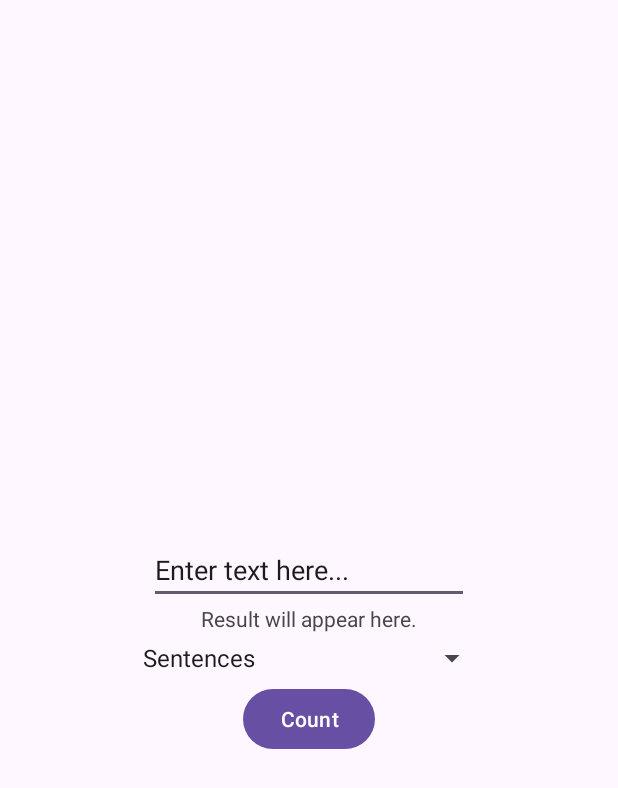
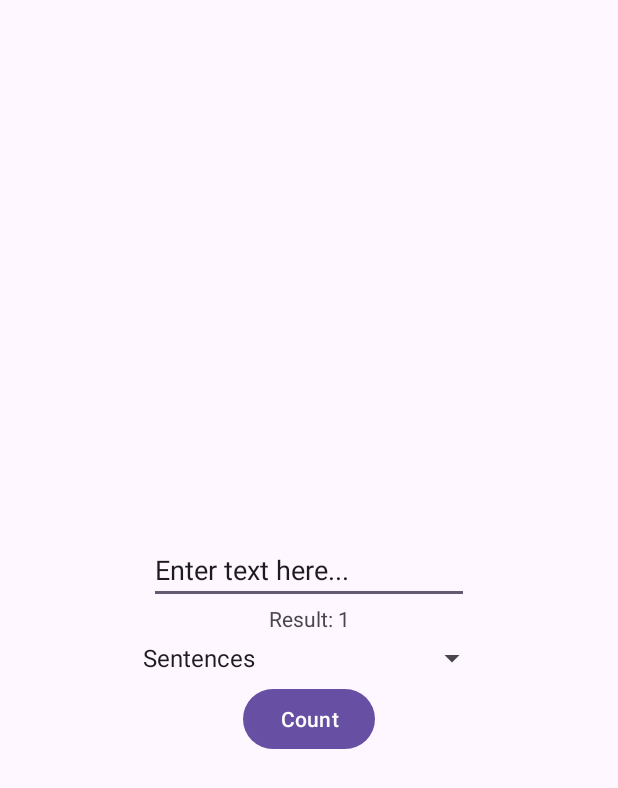
Before and after one commit to GhdoB/Lab2, an Android app: the screen it shows after launch (MainActivity), after a tap on "Count", on a phone screen of 412 x 824 dp. Shown: the top 788 px of the screen. Run offline under Robolectric (Android 15) with nearby library versions, the phone set to English and light mode, and no system bars.

```diff
--- a/app/src/main/java/com/example/lab2/MainActivity.java
+++ b/app/src/main/java/com/example/lab2/MainActivity.java
@@ -4,9 +4,11 @@ import android.os.Bundle;
 import android.view.View;
 import android.widget.AdapterView;
 import android.widget.ArrayAdapter;
+import android.widget.Button;
 import android.widget.EditText;
 import android.widget.Spinner;
 import android.widget.TextView;
+import android.widget.Toast;
 
 import androidx.activity.EdgeToEdge;
 import androidx.appcompat.app.AppCompatActivity;
@@ -14,10 +16,15 @@ import androidx.core.graphics.Insets;
 import androidx.core.view.ViewCompat;
 import androidx.core.view.WindowInsetsCompat;
 
+import com.example.lab2.utils.TextCalc;
+
 public class MainActivity extends AppCompatActivity {
 
     TextView tvResults;
     EditText edUserInput;
+    Spinner spinnerUserOptions;
+    Button btCount;
+
 
     @Override
     protected void onCreate(Bundle savedInstanceState) {
@@ -27,8 +34,9 @@ public class MainActivity extends AppCompatActivity {
 
         tvResults = findViewById(R.id.tvResults);
         edUserInput = findViewById(R.id.edUserInput);
+        spinnerUserOptions = findViewById(R.id.spinnerUserOptions);
+        btCount = findViewById(R.id.btCount);
 
-        Spinner spinnerUserOptions = findViewById(R.id.spinnerUserOptions);
         ArrayAdapter<CharSequence> adapter = ArrayAdapter.createFromResource(
                 this,
                 R.array.spinner_content,
@@ -37,14 +45,6 @@ public class MainActivity extends AppCompatActivity {
         adapter.setDropDownViewResource(android.R.layout.simple_spinner_dropdown_item);
         spinnerUserOptions.setAdapter(adapter);
 
-        spinnerUserOptions.setOnItemSelectedListener(new AdapterView.OnItemSelectedListener() {
-            @Override
-            public void onItemSelected(AdapterView<?> parent, View view, int position, long id) {
-            }
-
-            @Override
-            public void onNothingSelected(AdapterView<?> parent) {}
-        });
 
         ViewCompat.setOnApplyWindowInsetsListener(findViewById(R.id.main), (v, insets) -> {
             Insets systemBars = insets.getInsets(WindowInsetsCompat.Type.systemBars());
@@ -54,7 +54,34 @@ public class MainActivity extends AppCompatActivity {
     }
 
     public void onBtnClick(View view) {
-        String userPhrase = this.edUserInput.getText().toString();
+        String inputText = edUserInput.getText().toString();
 
+        if (inputText.isEmpty()) {
+            Toast.makeText(MainActivity.this, "Please enter text!", Toast.LENGTH_SHORT).show();
+            return;
+        }
+
+        String selectedMetric = spinnerUserOptions.getSelectedItem().toString();
+        int result = 0;
+
+        switch (selectedMetric) {
+            case "Sentences":
+                result = TextCalc.countSentences(inputText);
+                break;
+            case "Words":
+                result = TextCalc.countWords(inputText);
+                break;
+            case "Punctuation":
+                result = TextCalc.countPunctuation(inputText);
+                break;
+            case "Numbers":
+                result = TextCalc.countNumbers(inputText);
+                break;
+            default:
+                Toast.makeText(MainActivity.this, "Invalid selection!", Toast.LENGTH_SHORT).show();
+                return;
+        }
+
+        tvResults.setText("Result: " + result);
     }
 }
```
